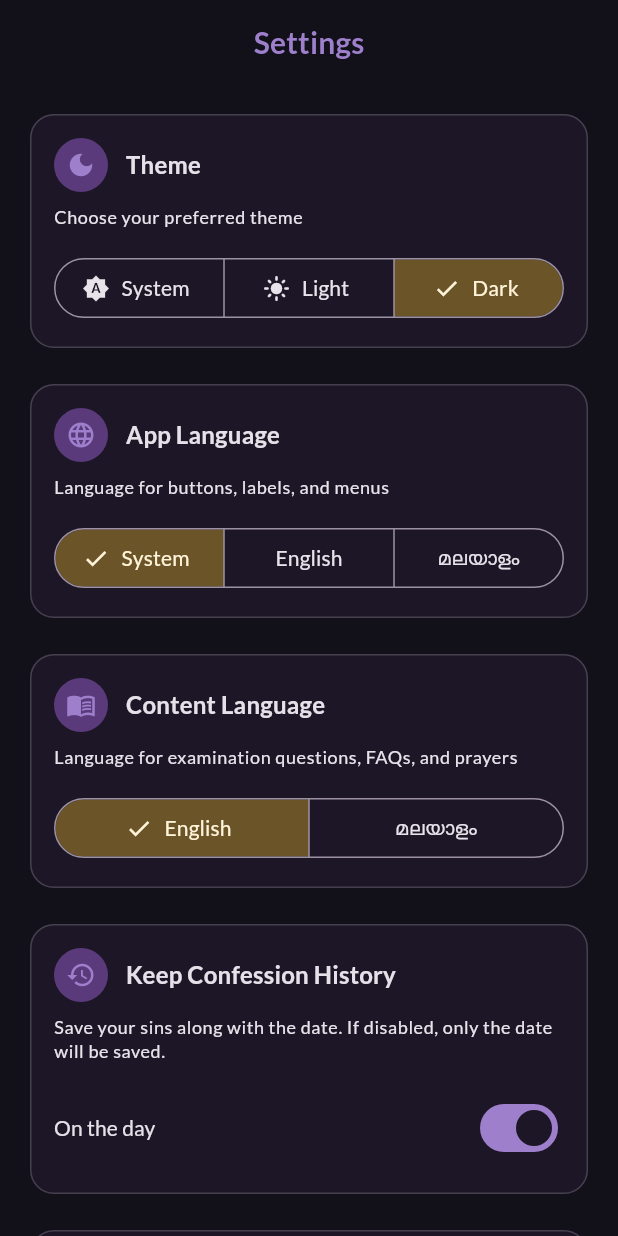
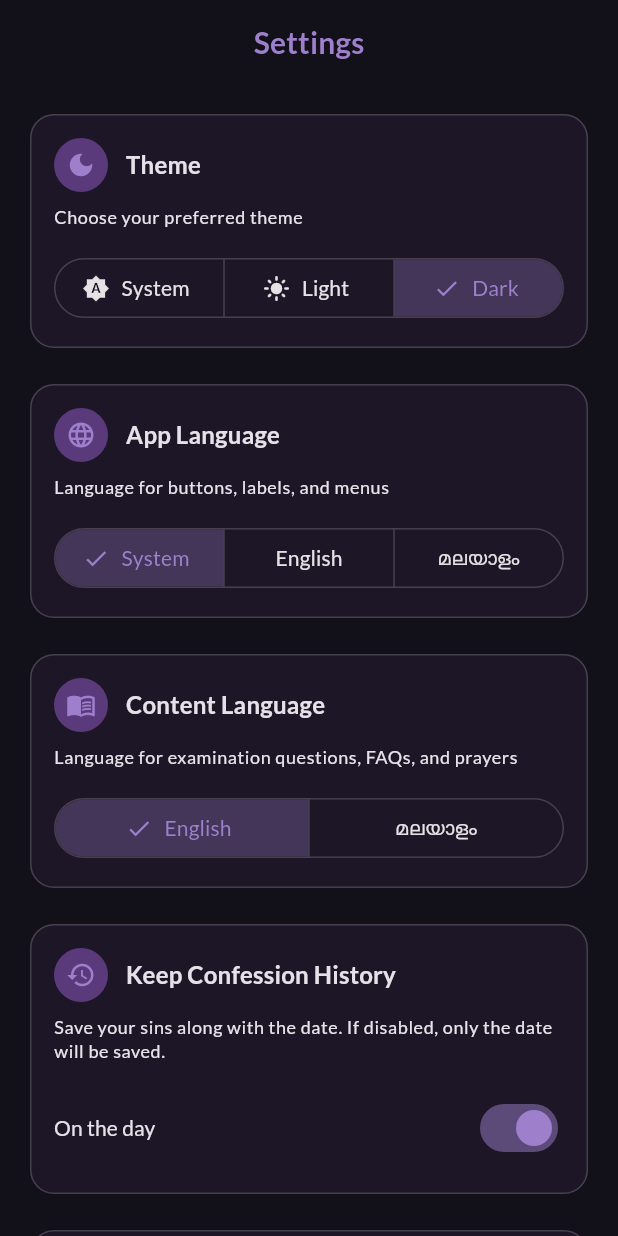
Before and after one commit to sabinjose/metanoia, a Flutter app: the SettingsScreen screen opened by its route, after a tap on "Light", after a tap on "Dark", on a phone screen of 412 x 824 dp. Run offline on Flutter 3.47's test engine with Material 3 defaults, Android fonts, the phone set to English and light mode, and no system bars; our stand-ins replace drift, flutter_animate, flutter_local_notifications, flutter_riverpod, flutter_secure_storage, go_router and 7 more; accounts and stored records are empty; generated files the repository leaves out were written again.

Commit message:
Improve dark theme colors and persist theme setting
- Change dark theme accent from gold to purple for consistency
- Add segmented button and switch themes for dark mode
- Update secondary container to purple-tinted color
- Persist theme preference to SharedPreferences

🤖 Generated with [Claude Code](https://claude.com/claude-code)

Co-Authored-By: Claude <noreply@anthropic.com>

```diff
--- a/lib/src/core/theme/app_theme.dart
+++ b/lib/src/core/theme/app_theme.dart
@@ -182,8 +182,8 @@ class AppTheme {
       onPrimaryContainer: Color(0xFFE8DFF5), // Very light lavender
       secondary: _secondaryDark,
       onSecondary: Color(0xFF1C1626), // Dark purple text on gold
-      secondaryContainer: Color(0xFF6B5427), // Muted gold-brown
-      onSecondaryContainer: Color(0xFFFFF4D9), // Very light gold
+      secondaryContainer: Color(0xFF4A3D5F), // Purple-tinted (was gold-brown)
+      onSecondaryContainer: Color(0xFFE8DFF5), // Light lavender (was light gold)
       tertiary: _tertiaryDark,
       onTertiary: Color(0xFF1C1626),
       tertiaryContainer: Color(0xFF4A3C5F), // Muted purple
@@ -232,10 +232,10 @@ class AppTheme {
       ),
       elevatedButtonTheme: ElevatedButtonThemeData(
         style: ElevatedButton.styleFrom(
-          backgroundColor: _secondaryDark,
-          foregroundColor: const Color(0xFF1A1A1A),
+          backgroundColor: _primaryDark,
+          foregroundColor: Colors.white,
           elevation: 2,
-          shadowColor: _secondaryDark.withValues(alpha: 0.3),
+          shadowColor: _primaryDark.withValues(alpha: 0.3),
           padding: const EdgeInsets.symmetric(horizontal: 32, vertical: 16),
           shape: RoundedRectangleBorder(
             borderRadius: BorderRadius.circular(12),
@@ -248,8 +248,8 @@ class AppTheme {
         ),
       ),
       floatingActionButtonTheme: const FloatingActionButtonThemeData(
-        backgroundColor: _secondaryDark,
-        foregroundColor: Color(0xFF1A1A1A),
+        backgroundColor: _primaryDark,
+        foregroundColor: Colors.white,
         elevation: 4,
       ),
       navigationBarTheme: NavigationBarThemeData(
@@ -258,7 +258,7 @@ class AppTheme {
             return GoogleFonts.lato(
               fontSize: 12,
               fontWeight: FontWeight.bold,
-              color: _secondaryDark,
+              color: _primaryDark,
             );
           }
           return GoogleFonts.lato(
@@ -268,6 +268,39 @@ class AppTheme {
           );
         }),
       ),
+      segmentedButtonTheme: SegmentedButtonThemeData(
+        style: ButtonStyle(
+          backgroundColor: WidgetStateProperty.resolveWith((states) {
+            if (states.contains(WidgetState.selected)) {
+              return _primaryDark.withValues(alpha: 0.3);
+            }
+            return Colors.transparent;
+          }),
+          foregroundColor: WidgetStateProperty.resolveWith((states) {
+            if (states.contains(WidgetState.selected)) {
+              return _primaryDark;
+            }
+            return const Color(0xFFE6E1E5);
+          }),
+          side: WidgetStateProperty.all(
+            const BorderSide(color: Color(0xFF463F4E)),
+          ),
+        ),
+      ),
+      switchTheme: SwitchThemeData(
+        thumbColor: WidgetStateProperty.resolveWith((states) {
+          if (states.contains(WidgetState.selected)) {
+            return _primaryDark;
+          }
+          return const Color(0xFF9D92A3);
+        }),
+        trackColor: WidgetStateProperty.resolveWith((states) {
+          if (states.contains(WidgetState.selected)) {
+            return _primaryDark.withValues(alpha: 0.5);
+          }
+          return const Color(0xFF463F4E);
+        }),
+      ),
     );
   }
 }
```
Also changed, not shown: lib/src/core/theme/theme_provider.dart (+21 -3 lines), lib/src/core/theme/theme_provider.g.dart, lib/src/features/examination/presentation/examination_controller.g.dart.
